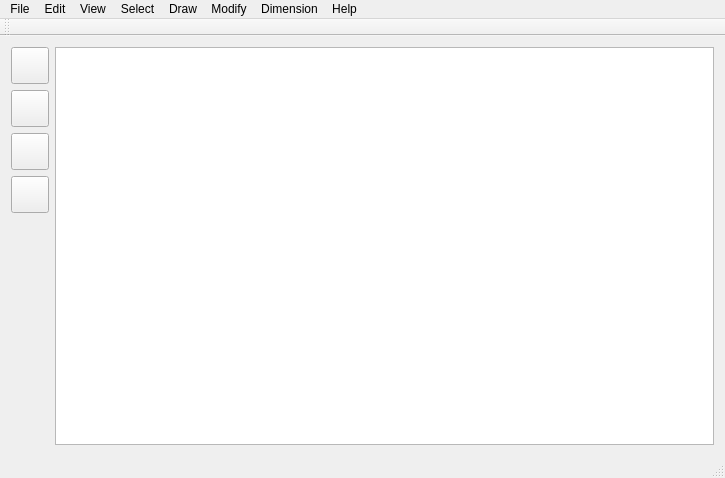
Above: resources/ui/mainwindow.ui from GreatDevelopers/eCAD before the change. Below: the same form after it.
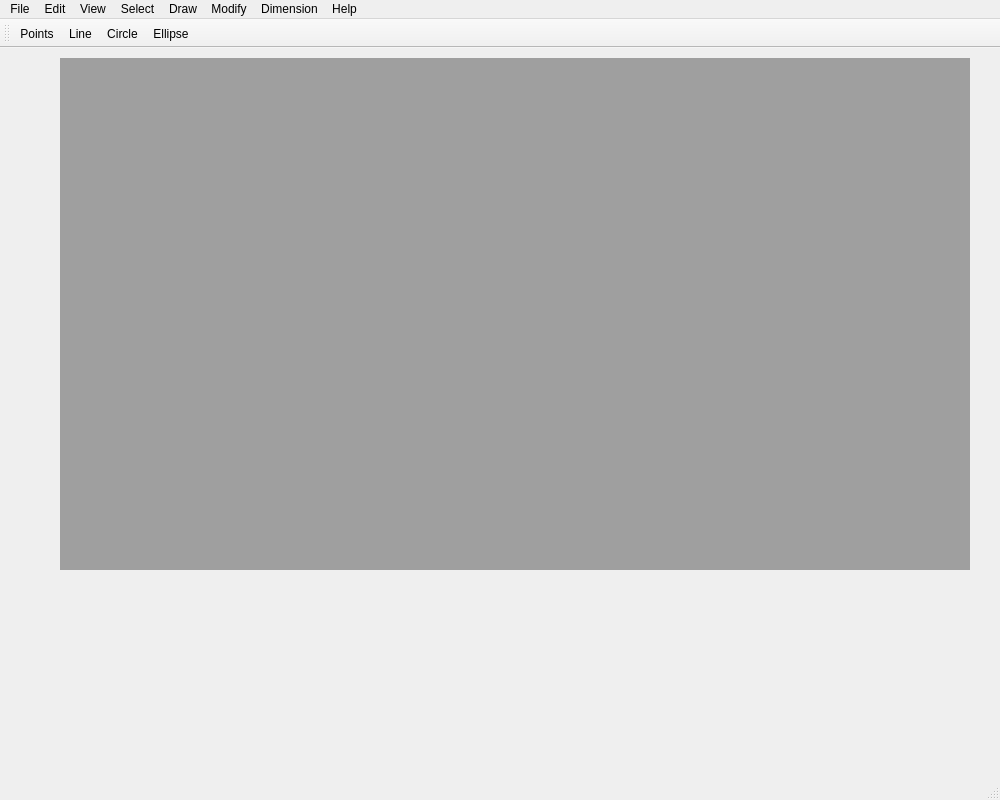
That is the form after the change. Icons and pictures are not drawn.

```diff
--- a/resources/ui/mainwindow.ui
+++ b/resources/ui/mainwindow.ui
@@ -6,8 +6,8 @@
    <rect>
     <x>0</x>
     <y>0</y>
-    <width>725</width>
-    <height>478</height>
+    <width>1000</width>
+    <height>800</height>
    </rect>
   </property>
   <property name="mouseTracking">
@@ -17,134 +17,39 @@
    <string>MainWindow</string>
   </property>
   <widget class="QWidget" name="centralWidget">
-   <layout class="QGridLayout" name="gridLayout">
-    <item row="0" column="0">
-     <layout class="QVBoxLayout" name="verticalLayout">
-      <item>
-       <widget class="QToolButton" name="pointButton">
-        <property name="toolTip">
-         <string>Point</string>
-        </property>
-        <property name="toolTipDuration">
-         <number>200000</number>
-        </property>
-        <property name="text">
-         <string/>
-        </property>
-        <property name="icon">
-         <iconset resource="../images.qrc">
-          <normaloff>:/icons/images/points.png</normaloff>:/icons/images/points.png</iconset>
-        </property>
-        <property name="iconSize">
-         <size>
-          <width>30</width>
-          <height>30</height>
-         </size>
-        </property>
-        <property name="checkable">
-         <bool>false</bool>
-        </property>
-        <property name="autoRepeat">
-         <bool>false</bool>
-        </property>
-       </widget>
-      </item>
-      <item>
-       <widget class="QToolButton" name="lineButton">
-        <property name="toolTip">
-         <string>Line</string>
-        </property>
-        <property name="toolTipDuration">
-         <number>200000</number>
-        </property>
-        <property name="text">
-         <string/>
-        </property>
-        <property name="icon">
-         <iconset resource="../images.qrc">
-          <normaloff>:/icons/images/line.png</normaloff>:/icons/images/line.png</iconset>
-        </property>
-        <property name="iconSize">
-         <size>
-          <width>30</width>
-          <height>30</height>
-         </size>
-        </property>
-       </widget>
-      </item>
-      <item>
-       <widget class="QToolButton" name="circleButton">
-        <property name="toolTip">
-         <string>Circle</string>
-        </property>
-        <property name="toolTipDuration">
-         <number>200000</number>
-        </property>
-        <property name="text">
-         <string/>
-        </property>
-        <property name="icon">
-         <iconset resource="../images.qrc">
-          <normaloff>:/icons/images/circles.png</normaloff>:/icons/images/circles.png</iconset>
-        </property>
-        <property name="iconSize">
-         <size>
-          <width>30</width>
-          <height>30</height>
-         </size>
-        </property>
-       </widget>
-      </item>
-      <item>
-       <widget class="QToolButton" name="ellipseButton">
-        <property name="toolTip">
-         <string>Ellipse</string>
-        </property>
-        <property name="toolTipDuration">
-         <number>200000</number>
-        </property>
-        <property name="text">
-         <string/>
-        </property>
-        <property name="icon">
-         <iconset resource="../images.qrc">
-          <normaloff>:/icons/images/ellipse.png</normaloff>:/icons/images/ellipse.png</iconset>
-        </property>
-        <property name="iconSize">
-         <size>
-          <width>30</width>
-          <height>30</height>
-         </size>
-        </property>
-       </widget>
-      </item>
-      <item>
-       <spacer name="verticalSpacer">
-        <property name="orientation">
-         <enum>Qt::Vertical</enum>
-        </property>
-        <property name="sizeHint" stdset="0">
-         <size>
-          <width>20</width>
-          <height>40</height>
-         </size>
-        </property>
-       </spacer>
-      </item>
-     </layout>
-    </item>
-    <item row="0" column="1">
-     <widget class="QGraphicsView" name="graphicsView"/>
-    </item>
-   </layout>
+   <widget class="QMdiArea" name="mdiArea">
+    <property name="geometry">
+     <rect>
+      <x>60</x>
+      <y>10</y>
+      <width>910</width>
+      <height>512</height>
+     </rect>
+    </property>
+    <property name="activationOrder">
+     <enum>QMdiArea::CreationOrder</enum>
+    </property>
+    <property name="viewMode">
+     <enum>QMdiArea::SubWindowView</enum>
+    </property>
+    <property name="documentMode">
+     <bool>true</bool>
+    </property>
+    <property name="tabsClosable">
+     <bool>true</bool>
+    </property>
+    <property name="tabsMovable">
+     <bool>false</bool>
+    </property>
+   </widget>
   </widget>
   <widget class="QMenuBar" name="menuBar">
    <property name="geometry">
     <rect>
      <x>0</x>
      <y>0</y>
-     <width>725</width>
-     <height>25</height>
+     <width>1000</width>
+     <height>19</height>
     </rect>
    </property>
    <widget class="QMenu" name="menuFile">
@@ -287,12 +192,19 @@
    <addaction name="menuHelp"/>
   </widget>
   <widget class="QToolBar" name="mainToolBar">
+   <property name="enabled">
+    <bool>true</bool>
+   </property>
    <attribute name="toolBarArea">
     <enum>TopToolBarArea</enum>
    </attribute>
    <attribute name="toolBarBreak">
     <bool>false</bool>
    </attribute>
+   <addaction name="actionPoints"/>
+   <addaction name="actionLine"/>
+   <addaction name="actionCircle"/>
+   <addaction name="actionEllipse"/>
   </widget>
   <widget class="QStatusBar" name="statusBar"/>
   <action name="actionNew">
```
Left out of the diff: 16 changed lines with no effect on the pictures.
